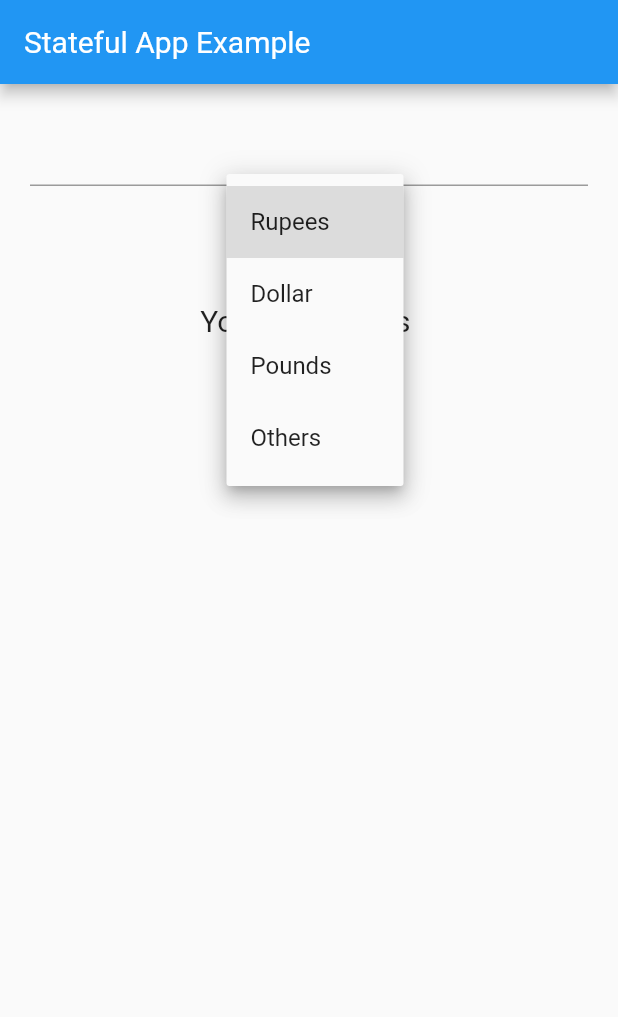
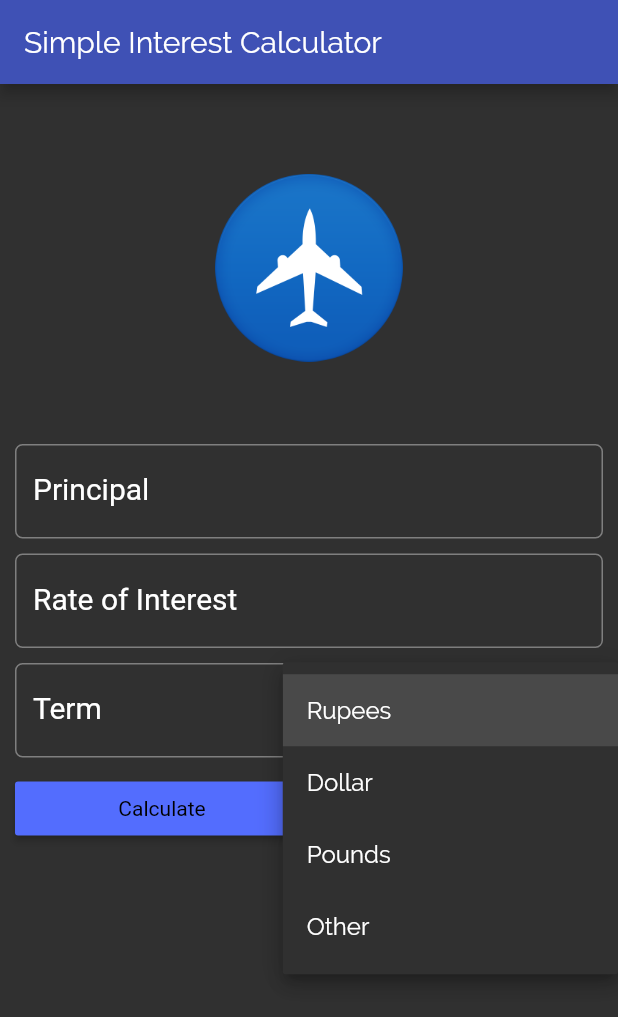
Before and after one commit to ambiwakchaure/flutter_app, a Flutter app: the screen it shows after launch, after a tap on "Rupees", on a phone screen of 412 x 824 dp. Shown: the top 1017 px of the screen. Run offline on Flutter 3.47's test engine with Material 2 defaults, Android fonts, the phone set to English and light mode, and no system bars.

Commit message:
simple interest calculator

```diff
--- a/lib/main.dart
+++ b/lib/main.dart
@@ -3,60 +3,159 @@ import 'package:flutter/material.dart';
 void main() {
   runApp(MaterialApp(
     debugShowCheckedModeBanner: false,
-    title: "Stateful App Example",
-    home: FavoriteCity(),
+    title: "SIC App",
+    home: SIForm(),
+    theme: ThemeData(
+        brightness: Brightness.dark,
+        primaryColor: Colors.indigo,
+        accentColor: Colors.indigoAccent),
   ));
 }
 
-class FavoriteCity extends StatefulWidget {
+class SIForm extends StatefulWidget {
   @override
   State<StatefulWidget> createState() {
-    return _FavoriteCityState();
+    // TODO: implement createState
+    return _SIFormState();
   }
 }
 
-class _FavoriteCityState extends State<FavoriteCity> {
-  String nameCity = "";
-  var _currencies = ["Rupees", "Dollar", "Pounds", "Others"];
-  var _currentItemSelecte = "Rupees";
+class _SIFormState extends State<SIForm> {
+  var _currencies = ["Rupees", "Dollar", "Pounds", "Other"];
+  final _minimumPAdding = 5.0;
+
+  var _currentItemSelected = '';
+  var _displayResult = '';
+
+  @override
+  void initState() {
+    super.initState();
+    _currentItemSelected = _currencies[0];
+  }
+
+  TextEditingController principleController = TextEditingController();
+  TextEditingController roiController = TextEditingController();
+  TextEditingController termController = TextEditingController();
 
   @override
   Widget build(BuildContext context) {
+    TextStyle textStyle = Theme.of(context).textTheme.title;
     return Scaffold(
+      //resizeToAvoidBottomPadding: false,
       appBar: AppBar(
-        title: Text("Stateful App Example"),
+        title: Text("Simple Interest Calculator",
+            style: TextStyle(fontFamily: 'Raleway')),
       ),
       body: Container(
-        margin: EdgeInsets.all(20.0),
-        child: Column(
+        margin: EdgeInsets.all(_minimumPAdding * 2),
+        child: ListView(
           children: <Widget>[
-            TextField(
-              onSubmitted: (String userInput) {
+            getImageAsset(),
+            Padding(
+                padding: EdgeInsets.only(
+                    top: _minimumPAdding, bottom: _minimumPAdding),
+                child: TextField(
+                  keyboardType: TextInputType.number,
+                  style: textStyle,
+                  controller: principleController,
+                  decoration: InputDecoration(
+                      labelText: 'Principal',
+                      labelStyle: textStyle,
+                      hintText: 'Enter Principal e.g. 12000',
+                      hintStyle: TextStyle(fontFamily: 'Raleway'),
+                      border: OutlineInputBorder(
+                          borderRadius: BorderRadius.circular(5.0))),
+                )),
+            Padding(
+                padding: EdgeInsets.only(
+                    top: _minimumPAdding, bottom: _minimumPAdding),
+                child: TextField(
+                  keyboardType: TextInputType.number,
+                  style: textStyle,
+                  controller: roiController,
+                  decoration: InputDecoration(
+                      labelText: 'Rate of Interest',
+                      labelStyle: textStyle,
+                      hintText: 'In percent',
+                      hintStyle: TextStyle(fontFamily: 'Raleway'),
+                      border: OutlineInputBorder(
+                          borderRadius: BorderRadius.circular(5.0))),
+                )),
+            Padding(
+                padding: EdgeInsets.only(
+                    top: _minimumPAdding, bottom: _minimumPAdding),
+                child: Row(
+                  children: <Widget>[
+                    Expanded(
+                        child: TextField(
+                      keyboardType: TextInputType.number,
+                      style: textStyle,
+                      controller: termController,
+                      decoration: InputDecoration(
+                          labelText: 'Term',
+                          labelStyle: textStyle,
+                          hintText: 'Time in years',
+                          hintStyle: TextStyle(fontFamily: 'Raleway'),
+                          border: OutlineInputBorder(
+                              borderRadius: BorderRadius.circular(5.0))),
+                    )),
+                    Container(
+                      width: _minimumPAdding * 5,
+                    ),
+                    Expanded(
+                        child: DropdownButton<String>(
+                      items: _currencies.map((String value) {
+                        return DropdownMenuItem<String>(
+                          value: value,
+                          child: Text(value,
+                              style: TextStyle(fontFamily: 'Raleway')),
+                        );
+                      }).toList(),
+                      value: _currentItemSelected,
+                      onChanged: (String newValueSelected) =>
+                          _onDropDownItemSelected(newValueSelected),
+                    ))
+                  ],
+                )),
+            Padding(
+                padding: EdgeInsets.only(
+                    top: _minimumPAdding, bottom: _minimumPAdding),
+                child: Row(
+                  children: <Widget>[
+                    Expanded(
+                      child: RaisedButton(
+                        color: Theme.of(context).accentColor,
+                        textColor: Theme.of(context).primaryColorDark,
+                        child: Text(
+                          'Calculate',
+                          textScaleFactor: 1.0,
+                        ),
+                        onPressed: () {
                           setState(() {
-                  nameCity = userInput;
+                            this._displayResult = _calculateTotalReturns();
                           });
                         },
-              /*onChanged: (String userInput) {
+                      ),
+                    ),
+                    Expanded(
+                      child: RaisedButton(
+                        color: Theme.of(context).primaryColorDark,
+                        textColor: Theme.of(context).primaryColorLight,
+                        child: Text('Reset', textScaleFactor: 1.0),
+                        onPressed: () {
                           setState(() {
-                  nameCity = userInput;
+                            _reset();
                           });
-              },*/
+                        },
                       ),
-            DropdownButton<String>(
-              items: _currencies.map((String dropDownStringItem) {
-                return DropdownMenuItem<String>(
-                  value: dropDownStringItem,
-                  child: Text(dropDownStringItem),
-                );
-              }).toList(),
-              onChanged: (String newValueSelected) =>
-                  _onDropDownValueSelected(newValueSelected),
-              value: _currentItemSelecte,
-            ),
+                    )
+                  ],
+                )),
             Padding(
-              padding: EdgeInsets.all(30.0),
-              child: Text("Your bext city is $nameCity",
-                  style: TextStyle(fontSize: 20.0)),
+              padding: EdgeInsets.only(
+                  top: _minimumPAdding, bottom: _minimumPAdding),
+              child: Text(this._displayResult,
+                  style: TextStyle(fontFamily: 'Raleway')),
             )
           ],
         ),
@@ -64,9 +163,36 @@ class _FavoriteCityState extends State<FavoriteCity> {
     );
   }
 
-  void _onDropDownValueSelected(String newValueSelected) {
+  Widget getImageAsset() {
+    AssetImage assetImage = AssetImage('images/flight.png');
+    Image image = Image(image: assetImage, width: 125.0, height: 125.0);
+    return Container(
+      child: image,
+      margin: EdgeInsets.all(_minimumPAdding * 10.0),
+    );
+  }
+
+  void _onDropDownItemSelected(String newValueSelected) {
     setState(() {
-      this._currentItemSelecte = newValueSelected;
+      this._currentItemSelected = newValueSelected;
     });
   }
+
+  String _calculateTotalReturns() {
+    double principle = double.parse(principleController.text);
+    double roi = double.parse(roiController.text);
+    double term = double.parse(termController.text);
+
+    double totalAmtPAybale = principle + (principle * roi * term) / 100;
+
+    return 'After $term years, your investment will be worth $totalAmtPAybale $_currentItemSelected';
   }
+
+  void _reset() {
+    principleController.text = '';
+    roiController.text = '';
+    termController.text = '';
+    _displayResult = '';
+    _currentItemSelected = _currencies[0];
+  }
+}
```
Lines whose indentation alone changed are shown as unchanged.
